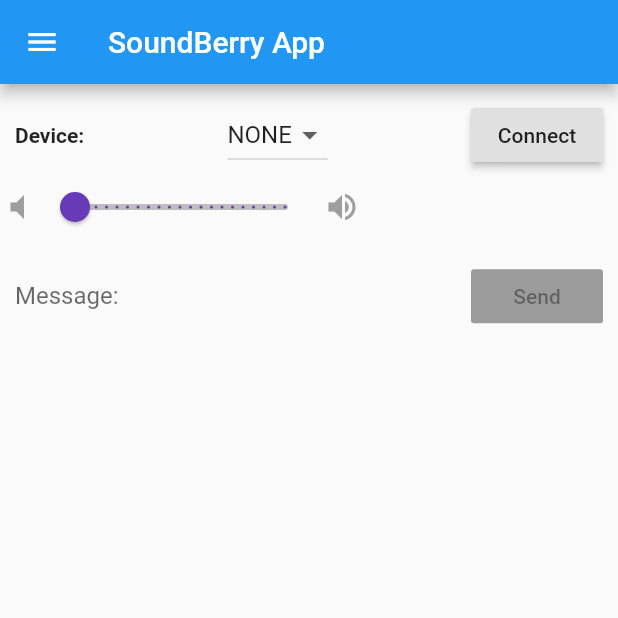
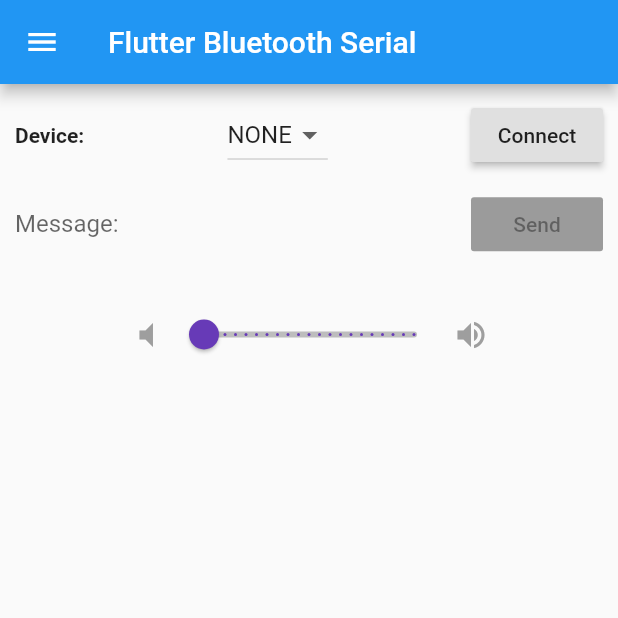
Before and after one commit to Saiqui/SoundBerry-Android-App, a Flutter app: the screen it shows after launch, on a phone screen of 412 x 824 dp, the top half of it. Run offline on Flutter 3.47's test engine with Material 2 defaults, Android fonts, the phone set to English and light mode, and no system bars; our stand-ins replace flutter_bluetooth_serial.

Commit message:
Réorganisation du code

```diff
--- a/lib/drawer.dart
+++ /dev/null
@@ -1,18 +0,0 @@
-import 'package:flutter/material.dart';
-
-Widget menuGauche = Drawer(
-  child: ListView(
-
-    padding: EdgeInsets.zero,
-    children: <Widget>[
-      DrawerHeader(
-        child: Text('Menu Gauche',
-        style: TextStyle(color: Colors.white,)
-        ),
-        decoration: BoxDecoration(
-          color: Colors.deepPurple[900],
-        ),
-      ),
-    ],
-  ),
-);
--- /dev/null
+++ b/lib/home_page.dart
@@ -0,0 +1,247 @@
+import 'package:flutter/material.dart';
+
+import 'dart:async';
+
+
+import 'package:flutter/services.dart';
+import 'package:flutter_bluetooth_serial/flutter_bluetooth_serial.dart';
+
+import 'wifi_setup.dart';
+import 'sliders.dart';
+
+
+class MyApp extends StatefulWidget {
+  @override
+  _MyAppState createState() => new _MyAppState();
+}
+
+
+
+
+class _MyAppState extends State<MyApp> {
+  static final TextEditingController _message = new TextEditingController();
+  static final TextEditingController _text = new TextEditingController();
+
+  FlutterBluetoothSerial bluetooth = FlutterBluetoothSerial.instance;
+
+  List<BluetoothDevice> _devices = [];
+  BluetoothDevice _device;
+  bool _connected = false;
+  bool _pressed = false;
+
+  FlutterBluetoothSerial  get() {
+    return bluetooth;
+  }
+
+  @override
+  void initState() {
+    super.initState();
+    initPlatformState();
+  }
+
+
+  Future<void> initPlatformState() async {
+    List<BluetoothDevice> devices = [];
+
+    try {
+      devices = await bluetooth.getBondedDevices();
+    } on PlatformException {
+      // TODO - Error
+    }
+
+    bluetooth.onStateChanged().listen((state) {
+      switch (state) {
+        case FlutterBluetoothSerial.CONNECTED:
+          setState(() {
+            _connected = true;
+            _pressed = false;
+          });
+          break;
+        case FlutterBluetoothSerial.DISCONNECTED:
+          setState(() {
+            _connected = false;
+            _pressed = false;
+          });
+          break;
+        default:
+          // TODO
+          print(state);
+          break;
+      }
+    });
+
+    bluetooth.onRead().listen((msg) {
+      setState(() {
+        print('Read: $msg');
+        _text.text += msg;
+      });
+    });
+
+    if (!mounted) return;
+    setState(() {
+      _devices = devices;
+    });
+  }
+
+
+  @override
+  Widget build(BuildContext context) {
+    return MaterialApp(
+      home: Scaffold(
+        drawer: Drawer(
+          child: ListView(
+            children: <Widget>[
+              DrawerHeader(
+                decoration: BoxDecoration(
+                  color: Colors.deepPurple[900],
+                ),
+                child: Center(
+                  child: Text("Menu"),
+                ),
+
+              ),
+              ListTile(
+                title: new Text("Wifi Setup"),
+                trailing: new Icon(Icons.wifi),
+                onTap: () => Navigator.of(context).push(MaterialPageRoute(builder: (BuildContext context) => WifiSetup())),
+              ),
+              Divider(),
+              ListTile(
+                title: new Text("Close"),
+                trailing: Icon(Icons.cancel),
+                onTap: () => Navigator.of(context).push(MaterialPageRoute(builder: (BuildContext context) => MyApp())),
+              )
+            ],
+          ),
+        ),
+        appBar: AppBar(
+          title: Text('Flutter Bluetooth Serial'),
+        ),
+        body: Container(
+          child: ListView(
+            children: <Widget>[
+              Padding(
+                padding: const EdgeInsets.fromLTRB(10.0, 10.0, 10.0, 0.0),
+                child: Row(
+                  mainAxisAlignment: MainAxisAlignment.spaceBetween,
+                  children: <Widget>[
+                    Text(
+                      'Device:',
+                      style: TextStyle(
+                        fontWeight: FontWeight.bold,
+                      ),
+                    ),
+                    DropdownButton(
+                      items: _getDeviceItems(),
+                      onChanged: (value) => setState(() => _device = value),
+                      value: _device,
+                    ),
+                    RaisedButton(
+                      onPressed:
+                          _pressed ? null : _connected ? _disconnect : _connect,
+                      child: Text(_connected ? 'Disconnect' : 'Connect'),
+                    ),
+                  ],
+                ),
+              ),
+              Padding(
+                padding: const EdgeInsets.fromLTRB(10.0, 6.0, 10.0, 0.0),
+                child: Row(
+                  children: <Widget>[
+                    Expanded(
+                      child: new TextField(
+                        controller: _message,
+                        autocorrect: false,
+                        keyboardType: TextInputType.text,
+                        decoration: new InputDecoration(
+                          border: InputBorder.none,
+                          labelText: 'Message:',
+                        ),
+                      ),
+                    ),
+                    RaisedButton(
+                      onPressed: _connected ? _writeTest : null,
+                      child: Text('Send'),
+                    ),
+                  ],
+                ),
+              ),
+              Padding(
+                padding: EdgeInsets.only(top: 20),
+              ),
+              SliderVolume(),
+            ],
+          ),
+        ),
+      ),
+    );
+  }
+
+
+  List<DropdownMenuItem<BluetoothDevice>> _getDeviceItems() {
+    List<DropdownMenuItem<BluetoothDevice>> items = [];
+    if (_devices.isEmpty) {
+      items.add(DropdownMenuItem(
+        child: Text('NONE'),
+      ));
+    } else {
+      _devices.forEach((device) {
+        items.add(DropdownMenuItem(
+          child: Text(device.name),
+          value: device,
+        ));
+      });
+    }
+    return items;
+  }
+
+
+  void _connect() {
+    if (_device == null) {
+      show('No device selected.');
+    } else {
+      bluetooth.isConnected.then((isConnected) {
+        if (!isConnected) {
+          bluetooth.connect(_device).catchError((error) {
+            setState(() => _pressed = false);
+          });
+          setState(() => _pressed = true);
+        }
+      });
+    }
+  }
+
+
+  void _disconnect() {
+    bluetooth.disconnect();
+    setState(() => _pressed = true);
+  }
+
+
+  void _writeTest() {
+    bluetooth.isConnected.then((isConnected) {
+      if (isConnected) {
+        bluetooth.write(_message.text);
+      }
+    });
+  }
+
+
+  Future show(
+    String message, {
+    Duration duration: const Duration(seconds: 3),
+  }) async {
+    await new Future.delayed(new Duration(milliseconds: 100));
+    Scaffold.of(context).showSnackBar(
+      new SnackBar(
+        content: new Text(
+          message,
+          style: new TextStyle(
+            color: Colors.white,
+          ),
+        ),
+        duration: duration,
+      ),
+    );
+  }
+}
--- a/lib/main.dart
+++ b/lib/main.dart
@@ -1,244 +1,12 @@
-import 'dart:async';
-
 import 'package:flutter/material.dart';
-import 'package:flutter/services.dart';
-import 'package:flutter_bluetooth_serial/flutter_bluetooth_serial.dart';
-
-import './slider_volume.dart';
-import './drawer.dart';
+import 'home_page.dart';
 
 
-/*
-MyApp runApp=new MyApp();
+void main() {
+  runApp(
+    MaterialApp(
+    home: MyApp(),
+    )
 
-FlutterBluetoothSerial get() {
-  return runApp.get();
+  );
 }
-*/
-void main() => runApp(new MyApp());
-
-
-
-
-
-class MyApp extends StatefulWidget {
-  @override
-  _MyAppState createState() => new _MyAppState();
-}
-class _MyAppState extends State<MyApp> {
-  static final TextEditingController _message = new TextEditingController();
-  static final TextEditingController _text = new TextEditingController();
-
-  FlutterBluetoothSerial _bluetooth = FlutterBluetoothSerial.instance;
-  FlutterBluetoothSerial get bluetooth => _bluetooth;
-
-  List<BluetoothDevice> _devices = [];
-  BluetoothDevice _device;
-  bool _connected = false;
-  bool _pressed = false;
-
-  FlutterBluetoothSerial  get() {
-    return bluetooth;
-  }
-  ///
-  ///
-  ///
-  @override
-  void initState() {
-    super.initState();
-    initPlatformState();
-  }
-
-  ///
-  ///
-  ///
-  Future<void> initPlatformState() async {
-    List<BluetoothDevice> devices = [];
-
-    try {
-      devices = await bluetooth.getBondedDevices();
-    } on PlatformException {
-      // TODO - Error
-    }
-
-    bluetooth.onStateChanged().listen((state) {
-      switch (state) {
-        case FlutterBluetoothSerial.CONNECTED:
-          setState(() {
-            _connected = true;
-            _pressed = false;
-          });
-          break;
-        case FlutterBluetoothSerial.DISCONNECTED:
-          setState(() {
-            _connected = false;
-            _pressed = false;
-          });
-          break;
-        default:
-          // TODO
-          print(state);
-          break;
-      }
-    });
-
-    bluetooth.onRead().listen((msg) {
-      setState(() {
-        print('Read: $msg');
-        _text.text += msg;
-      });
-    });
-
-    if (!mounted) return;
-    setState(() {
-      _devices = devices;
-    });
-  }
-
-  ///
-  ///
-  ///
-  @override
-  Widget build(BuildContext context) {
-    return MaterialApp(
-      home: Scaffold(
-        drawer: menuGauche,
-        appBar: AppBar(
-          title: Text('SoundBerry App'),
-        ),
-        body: Container(
-          child: ListView(
-            children: <Widget>[
-              Padding(
-                padding: const EdgeInsets.fromLTRB(10.0, 10.0, 10.0, 0.0),
-                child: Row(
-                  mainAxisAlignment: MainAxisAlignment.spaceBetween,
-                  children: <Widget>[
-                    Text(
-                      'Device:',
-                      style: TextStyle(
-                        fontWeight: FontWeight.bold,
-                      ),
-                    ),
-                    DropdownButton(
-                      items: _getDeviceItems(),
-                      onChanged: (value) => setState(() => _device = value),
-                      value: _device,
-                    ),
-                    RaisedButton(
-                      onPressed:
-                          _pressed ? null : _connected ? _disconnect : _connect,
-                      child: Text(_connected ? 'Disconnect' : 'Connect'),
-                    ),
-                  ],
-                ),
-              ),
-              sliderVolume(),
-              Padding(
-                padding: const EdgeInsets.fromLTRB(10.0, 6.0, 10.0, 0.0),
-                child: Row(
-                  children: <Widget>[
-                    Expanded(
-                      child: new TextField(
-                        controller: _message,
-                        autocorrect: false,
-                        keyboardType: TextInputType.text,
-                        decoration: new InputDecoration(
-                          border: InputBorder.none,
-                          labelText: 'Message:',
-                        ),
-                      ),
-                    ),
-                    RaisedButton(
-                      onPressed: _connected ? _writeTest : null,
-                      child: Text('Send'),
-                    ),
-                  ],
-                ),
-              ),
-
-            ],
-          ),
-        ),
-      ),
-    );
-  }
-
-  ///
-  ///
-  ///
-  List<DropdownMenuItem<BluetoothDevice>> _getDeviceItems() {
-    List<DropdownMenuItem<BluetoothDevice>> items = [];
-    if (_devices.isEmpty) {
-      items.add(DropdownMenuItem(
-        child: Text('NONE'),
-      ));
-    } else {
-      _devices.forEach((device) {
-        items.add(DropdownMenuItem(
-          child: Text(device.name),
-          value: device,
-        ));
-      });
-    }
-    return items;
-  }
-
-  ///
-  ///
-  ///
-  void _connect() {
-    if (_device == null) {
-      show('No device selected.');
-    } else {
-      bluetooth.isConnected.then((isConnected) {
-        if (!isConnected) {
-          bluetooth.connect(_device).catchError((error) {
-            setState(() => _pressed = false);
-          });
-          setState(() => _pressed = true);
-        }
-      });
-    }
-  }
-
-  ///
-  ///
-  ///
-  void _disconnect() {
-    bluetooth.disconnect();
-    setState(() => _pressed = true);
-  }
-
-  ///
-  ///
-  ///
-  void _writeTest() {
-    bluetooth.isConnected.then((isConnected) {
-      if (isConnected) {
-        bluetooth.write(_message.text);
-      }
-    });
-  }
-
-  ///
-  ///
-  ///
-  Future show(
-    String message, {
-    Duration duration: const Duration(seconds: 3),
-  }) async {
-    await new Future.delayed(new Duration(milliseconds: 100));
-    Scaffold.of(context).showSnackBar(
-      new SnackBar(
-        content: new Text(
-          message,
-          style: new TextStyle(
-            color: Colors.white,
-          ),
-        ),
-        duration: duration,
-      ),
-    );
-  }
-}
--- a/lib/slider_volume.dart
+++ b/lib/sliders.dart
@@ -1,26 +1,27 @@
 import 'package:flutter/material.dart';
 import 'package:flutter_bluetooth_serial/flutter_bluetooth_serial.dart';
-import 'package:flutter/services.dart';
-import 'dart:async';
 
 
-
-class sliderVolume extends StatefulWidget {
+class SliderVolume extends StatefulWidget {
   @override
-  _sliderVolumeState createState() => _sliderVolumeState();
+  _SliderVolumeState createState() => _SliderVolumeState();
 }
 
 
 
-class _sliderVolumeState extends State<sliderVolume> {
+class _SliderVolumeState extends State<SliderVolume> {
   double _minVol = 0;
   double _maxVol = 100;
   double _sliderValue = 0;
   String _volumeCommande ="";
 
+  //TODO
+  //Récuperer la valeur du rasp par le bluetooth
+
   @override
   Widget build(BuildContext context) {
     return Row(
+      mainAxisAlignment: MainAxisAlignment.center,
       children: <Widget>[
         Icon(Icons.volume_mute, color: Colors.grey[500],
         ),
@@ -31,6 +32,7 @@ class _sliderVolumeState extends State<sliderVolume> {
           min: _minVol,
           max: _maxVol,
           divisions: 20,
+          label: '${_sliderValue.round()}',
           onChanged: (double value){
 
             setState(() {
```
Also changed, not shown: lib/wifi_setup.dart (added, +116 -0 lines).
